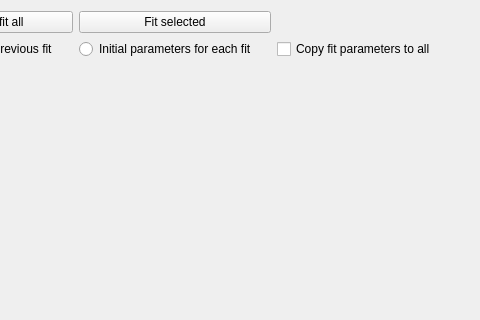
Qt form scripts/Muon/GUI/Common/seq_fitting_tab_widget/seq_fitting_tab.ui (mantidproject/mantid) before a commit; both pictures show x 130 to 610 and y 0 to 320 of the 610 by 583 pixel window.
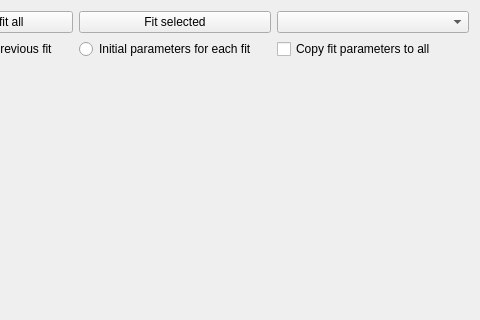
The same form after that commit.

Commit message: Refs #32050. Add combobox for selecting data to sequentially fit.

Patch:
```diff
--- a/scripts/Muon/GUI/Common/seq_fitting_tab_widget/seq_fitting_tab.ui
+++ b/scripts/Muon/GUI/Common/seq_fitting_tab_widget/seq_fitting_tab.ui
@@ -75,6 +75,13 @@
      </property>
     </widget>
    </item>
+   <item row="0" column="2">
+    <widget class="QComboBox" name="data_type_combo_box">
+     <property name="toolTip">
+      <string>Select the type of data you want to sequentially fit</string>
+     </property>
+    </widget>
+   </item>
   </layout>
  </widget>
  <resources/>
```
The commit also changes 5 other files.
